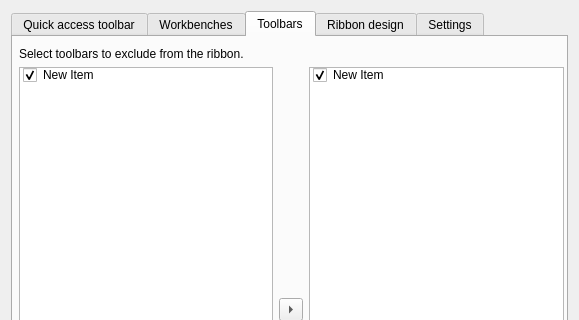
geolta/FreeCAD-Ribbon, file Resources/ui/Settings.ui: the form before one commit; both pictures show x 0 to 579 and y 0 to 320 of the 579 by 724 pixel window.
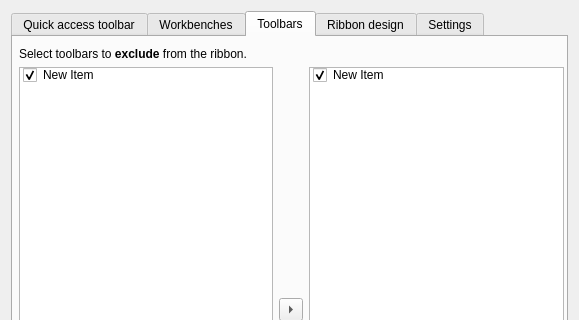
The form after the commit. The open tabs and pages were chosen to show the change.

Commit message: dropdown buttons are now included

The edit to the form file:
```diff
--- a/Resources/ui/Settings.ui
+++ b/Resources/ui/Settings.ui
@@ -464,7 +464,7 @@
         <item row="0" column="0" colspan="3">
          <widget class="QLabel" name="label_13">
           <property name="text">
-           <string>&lt;html&gt;&lt;head/&gt;&lt;body&gt;&lt;p&gt;Select toolbars to exclude from the ribbon.&lt;/p&gt;&lt;/body&gt;&lt;/html&gt;</string>
+           <string>&lt;html&gt;&lt;head/&gt;&lt;body&gt;&lt;p&gt;Select toolbars to &lt;span style=&quot; font-weight:600;&quot;&gt;exclude&lt;/span&gt; from the ribbon.&lt;/p&gt;&lt;/body&gt;&lt;/html&gt;</string>
           </property>
          </widget>
         </item>
```
Left out of the diff: 4 changed lines with no effect on the pictures. The commit also changes 2 other files.
